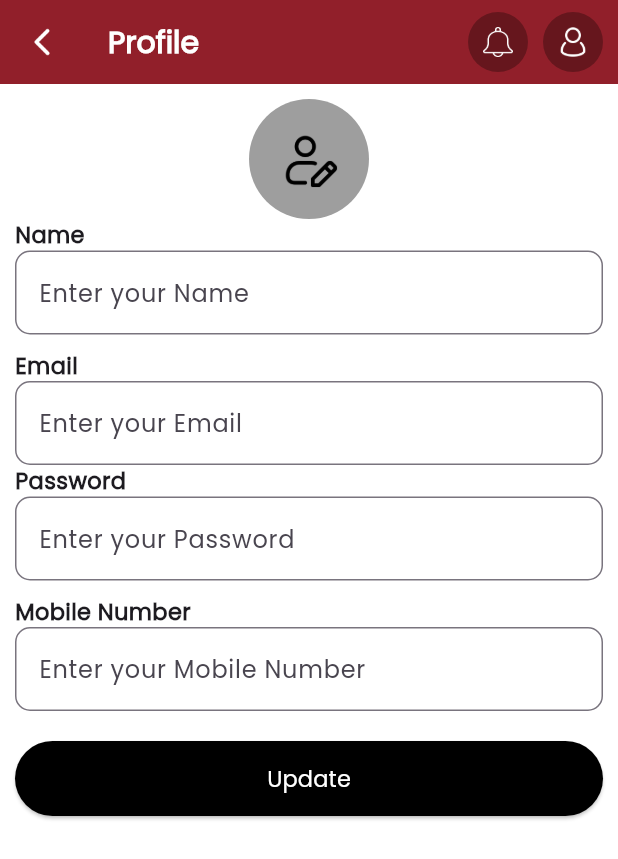
After one commit to shahir-p/Al_Ridha, a Flutter app: the DlProfile screen opened directly, on a phone screen of 412 x 824 dp. The commit adds this screen. Shown: the top 859 px of the screen. Run offline on Flutter 3.47's test engine with Material 3 defaults, Android fonts, the phone set to English and light mode, and no system bars; our stand-ins replace carousel_slider, curved_labeled_navigation_bar, flutter_image_slideshow, lottie.

Commit message:
deliveryboy profilepage added

```diff
--- /dev/null
+++ b/lib/deliveryboy_app/DLProfile.dart
@@ -0,0 +1,276 @@
+import 'package:flutter/material.dart';
+
+class DlProfile extends StatelessWidget {
+  const DlProfile({super.key});
+
+  @override
+  Widget build(BuildContext context) {
+    return Scaffold(
+      appBar: AppBar(
+        leading: IconButton(
+          icon: ImageIcon(
+            AssetImage('assets/icons/left.png'),
+            size: 30,
+            color: Colors.white,
+          ),
+          onPressed: () {
+            Navigator.pop(context);
+          },
+        ),
+        backgroundColor: Color(0xff911f2a),
+        automaticallyImplyLeading: false,
+        title: Text(
+          'Profile',
+          style: TextStyle(
+            fontFamily: 'poppins',
+            fontSize: 20,
+            fontWeight: FontWeight.bold,
+            color: Colors.white,
+          ),
+        ),
+        actions: [
+          Padding(
+            padding: const EdgeInsets.only(right: 10),
+            child: Container(
+              height: 40,
+              width: 40,
+              decoration: BoxDecoration(
+                color: Color(0xff66161d),
+                borderRadius: BorderRadius.circular(30),
+              ),
+              child: Center(
+                child: Image.asset(
+                  "assets/delivryboy/icon/bell.png",
+                  width: 20,
+                  height: 20,
+                  color: Colors.white,
+                ),
+              ),
+            ),
+          ),
+          Padding(
+            padding: const EdgeInsets.only(right: 10),
+            child: Container(
+              height: 40,
+              width: 40,
+              decoration: BoxDecoration(
+                color: Color(0xff66161d),
+                borderRadius: BorderRadius.circular(30),
+              ),
+              child: Center(
+                child: IconButton(
+                  icon: ImageIcon(
+                    AssetImage('assets/delivryboy/icon/user icon.png'),
+                    size: 30,
+                    color: Colors.white,
+                  ),
+                  onPressed: () {
+                    Navigator.push(
+                      context,
+                      MaterialPageRoute(builder: (context) => DlProfile()),
+                    );
+                  },
+                ),
+              ),
+            ),
+          ),
+        ],
+      ),
+      body: Container(
+        height: double.infinity,
+        width: double.infinity,
+        color: Colors.white,
+        child: ListView(
+            children:[ Column(
+              children: [
+                SizedBox(
+                  height: 10,
+                ),
+                Container(
+                  height: 80,
+                  width: 80,
+                  child: Image.asset('assets/icons/user-avatar.png'),
+                  decoration:
+                  BoxDecoration(color: Colors.grey, shape: BoxShape.circle),
+                ),
+                Container(
+                  color: Colors.white,
+                  width: 500,
+
+                  child: Column(
+                      children: [
+                        Row(
+                          mainAxisAlignment: MainAxisAlignment.start,
+                          children: [
+                            Padding(
+                              padding: const EdgeInsets.only(left: 10),
+                              child: Text(
+                                'Name',
+                                style: TextStyle(
+                                  fontFamily: 'poppins',
+                                  fontWeight: FontWeight.bold,
+                                  fontSize: 15,
+                                ),
+                              ),
+                            ),
+                          ],
+                        ),
+                        Padding(
+                          padding: const EdgeInsets.symmetric(horizontal: 10),
+                          child: TextField(
+                            keyboardType: TextInputType.name,
+                            controller: _nameController,
+                            decoration: InputDecoration(
+                              border: OutlineInputBorder(
+                                borderSide: BorderSide(width: 2),
+                                borderRadius: BorderRadius.circular(10.0),
+                              ),
+                              focusedBorder: OutlineInputBorder(
+                                borderRadius: BorderRadius.circular(10.0),
+                                borderSide: BorderSide(width: 2, color: Colors.black),),
+                              hintText: 'Enter your Name',
+                            ),
+                          ),
+                        ),
+                        SizedBox(
+                          height: 10,
+                        ),
+                        Row(
+                          mainAxisAlignment: MainAxisAlignment.start,
+                          children: [
+                            Padding(
+                              padding: const EdgeInsets.only(left: 10),
+                              child: Text(
+                                'Email',
+                                style: TextStyle(
+                                  fontFamily: 'poppins',
+                                  fontWeight: FontWeight.bold,
+                                  fontSize: 15,
+                                ),
+                              ),
+                            ),
+                          ],
+                        ),
+                        Padding(
+                          padding: const EdgeInsets.symmetric(horizontal: 10),
+                          child: TextField(
+                            keyboardType: TextInputType.emailAddress,
+                            controller: _emailController,
+
+                            decoration: InputDecoration(
+                              border: OutlineInputBorder(
+                                borderSide: BorderSide(width: 2),
+                                borderRadius: BorderRadius.circular(10.0),
+                              ),
+                              focusedBorder: OutlineInputBorder(
+                                borderRadius: BorderRadius.circular(10.0),
+                                borderSide: BorderSide(width: 2, color: Colors.black),),
+                              hintText: 'Enter your Email',
+                            ),
+                          ),
+                        ),
+                        Row(
+                          mainAxisAlignment: MainAxisAlignment.start,
+                          children: [
+                            Padding(
+                              padding: const EdgeInsets.only(left: 10),
+                              child: Text(
+                                'Password',
+                                style: TextStyle(
+                                  fontFamily: 'poppins',
+                                  fontWeight: FontWeight.bold,
+                                  fontSize: 15,
+                                ),
+                              ),
+                            ),
+                          ],
+                        ),
+                        Padding(
+                          padding: const EdgeInsets.symmetric(horizontal: 10),
+                          child: TextField(
+                            controller: _passwordController,
+                            obscureText: true,
+                            decoration: InputDecoration(
+                              border: OutlineInputBorder(
+                                borderSide: BorderSide(width: 2),
+                                borderRadius: BorderRadius.circular(10.0),
+                              ),
+                              focusedBorder: OutlineInputBorder(
+                                borderRadius: BorderRadius.circular(10.0),
+                                borderSide: BorderSide(width: 2, color: Colors.black),),
+                              hintText: 'Enter your Password',
+                            ),
+                          ),
+                        ),
+                        SizedBox(height: 10,),
+                        Row(
+                          mainAxisAlignment: MainAxisAlignment.start,
+                          children: [
+                            Padding(
+                              padding: const EdgeInsets.only(left: 10),
+                              child: Text(
+                                'Mobile Number',
+                                style: TextStyle(
+                                  fontFamily: 'poppins',
+                                  fontWeight: FontWeight.bold,
+                                  fontSize: 15,
+                                ),
+                              ),
+                            ),
+                          ],
+                        ),
+                        Padding(
+                          padding: const EdgeInsets.symmetric(horizontal: 10),
+                          child: TextField(
+                            controller:_mobilenumberController,
+
+                            decoration: InputDecoration(
+                              border: OutlineInputBorder(
+                                borderSide: BorderSide(width: 2),
+                                borderRadius: BorderRadius.circular(10.0),
+                              ),
+                              focusedBorder: OutlineInputBorder(
+                                borderRadius: BorderRadius.circular(10.0),
+                                borderSide: BorderSide(width: 2, color: Colors.black),),
+                              hintText: 'Enter your Mobile Number',
+
+                            ),
+                            keyboardType: TextInputType.number,
+                          ),
+                        ),
+                        SizedBox(height: 10,),
+
+
+                        SizedBox(
+                          height: 10,
+                        ),
+                        Padding(
+                          padding: const EdgeInsets.symmetric(horizontal: 10),
+                          child: SizedBox(
+                            height:50,
+                            width: double.infinity,
+                            child: ElevatedButton(onPressed: (){}, child: Text('Update',
+                              style: TextStyle(
+                                fontFamily: 'poppins',
+                                fontSize: 15,
+                                color: Colors.white,
+                              ),),
+                                style: ElevatedButton.styleFrom(
+                                  backgroundColor: Colors.black,
+                                )),
+                          ),
+                        )
+                      ]),
+
+                ) ],
+            ),]
+        ),
+      ),
+    );
+  }
+}
+
+final TextEditingController _nameController = TextEditingController();
+final TextEditingController _emailController = TextEditingController();
+final TextEditingController _passwordController = TextEditingController();
+final TextEditingController _mobilenumberController = TextEditingController();
--- a/lib/deliveryboy_app/Home.dart
+++ b/lib/deliveryboy_app/Home.dart
@@ -1,3 +1,4 @@
+import 'package:alridafrieds/deliveryboy_app/DLProfile.dart';
 import 'package:alridafrieds/deliveryboy_app/Performance.dart';
 import 'package:flutter/material.dart';
 
@@ -58,12 +59,14 @@ class _DashBoardState extends State<DlHome> {
                 color: Color(0xff66161d),
                 borderRadius: BorderRadius.circular(30),
               ),
-              child: Center(
-                child: Image.asset(
-                  "assets/delivryboy/icon/user icon.png",
-                  width: 25,
-                  height: 25,
+              child:Center(
+                child: IconButton(icon: ImageIcon(AssetImage('assets/delivryboy/icon/user icon.png'),
+                  size: 30,
                   color: Colors.white,
+                ),
+                  onPressed: (){
+                    Navigator.push(context, MaterialPageRoute(builder: (context) =>DlProfile()),);
+                  },
                 ),
               ),
             ),
--- a/lib/deliveryboy_app/Wallet.dart
+++ b/lib/deliveryboy_app/Wallet.dart
@@ -88,7 +88,7 @@ class _WalletState extends State<Wallet> {
                     borderRadius: BorderRadius.circular(15)),
                 child: Column(
                   children: [
-                    // SizedBox(height: 10,),
+                    SizedBox(height: 10,),
                     Row(
                       children: [
                         SizedBox(width: 10,),
```
